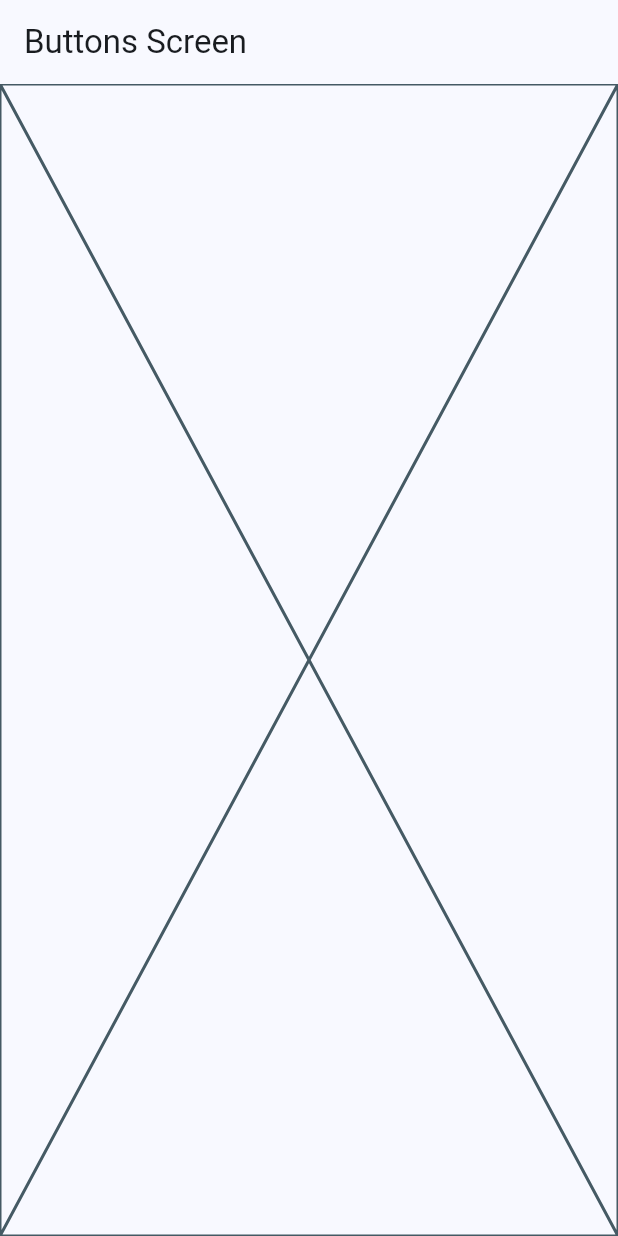
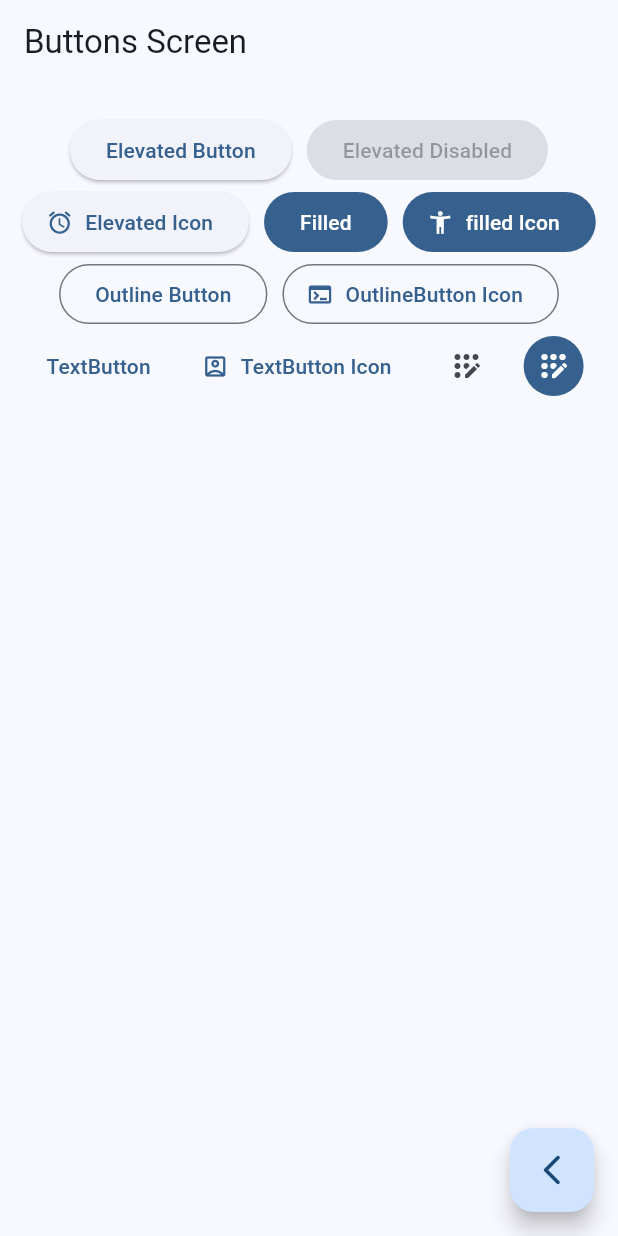
Before and after one commit to DaoCastro/widgets_app, a Flutter app: the ButtonsScreen screen opened by its route, on a phone screen of 412 x 824 dp. Run offline on Flutter 3.47's test engine with Material 3 defaults, Android fonts, the phone set to English and light mode, and no system bars; our stand-ins replace go_router.

Commit message:
creation deferent type buttons material 3 flutter

```diff
--- a/lib/presentation/screens/buttons/buttons_screen.dart
+++ b/lib/presentation/screens/buttons/buttons_screen.dart
@@ -1,4 +1,5 @@
 import 'package:flutter/material.dart';
+import 'package:go_router/go_router.dart';
 
 class ButtonsScreen extends StatelessWidget {
   static const name = 'buttons_screen';
@@ -10,7 +11,72 @@ class ButtonsScreen extends StatelessWidget {
       appBar: AppBar(
         title: const Text('Buttons Screen'),
       ),
-      body: const Placeholder(),
+      body: const _ButtonsView(),
+      floatingActionButton: FloatingActionButton(
+        child: const Icon(Icons.arrow_back_ios_new_rounded),
+        onPressed: () {
+          context.pop();
+        },
+      ),
     );
   }
 }
+
+class _ButtonsView extends StatelessWidget {
+  const _ButtonsView();
+
+  @override
+  Widget build(BuildContext context) {
+    final colors = Theme.of(context).colorScheme;
+    return SizedBox(
+      width: double.infinity,
+      child: Padding(
+        padding: const EdgeInsets.symmetric(horizontal: 10, vertical: 20),
+        child: Wrap(
+          spacing: 10,
+          alignment: WrapAlignment.center,
+          children: [
+            ElevatedButton(
+                onPressed: () {}, child: const Text('Elevated Button')),
+            const ElevatedButton(
+                onPressed: null, child: Text('Elevated Disabled')),
+            ElevatedButton.icon(
+                onPressed: () {},
+                icon: const Icon(Icons.access_alarm_rounded),
+                label: const Text('Elevated Icon')),
+            FilledButton(onPressed: () {}, child: const Text('Filled')),
+            FilledButton.icon(
+                onPressed: () {},
+                icon: const Icon(Icons.accessibility_new),
+                label: const Text('filled Icon')),
+            OutlinedButton(
+                onPressed: () {}, child: const Text('Outline Button')),
+            OutlinedButton.icon(
+                onPressed: () {},
+                icon: const Icon(Icons.terminal),
+                label: const Text('OutlineButton Icon')),
+            TextButton(onPressed: () {}, child: const Text('TextButton')),
+            TextButton.icon(
+                onPressed: () {},
+                icon: const Icon(Icons.account_box_outlined),
+                label: const Text('TextButton Icon')),
+
+            //CustomButton
+
+            IconButton(
+                onPressed: () {},
+                icon: const Icon(Icons.app_registration_rounded)),
+
+            IconButton(
+              onPressed: () {},
+              icon: const Icon(Icons.app_registration_rounded),
+              style: ButtonStyle(
+                  backgroundColor: MaterialStatePropertyAll(colors.primary),
+                  iconColor: const MaterialStatePropertyAll(Colors.white)),
+            )
+          ],
+        ),
+      ),
+    );
+  }
+}
```
